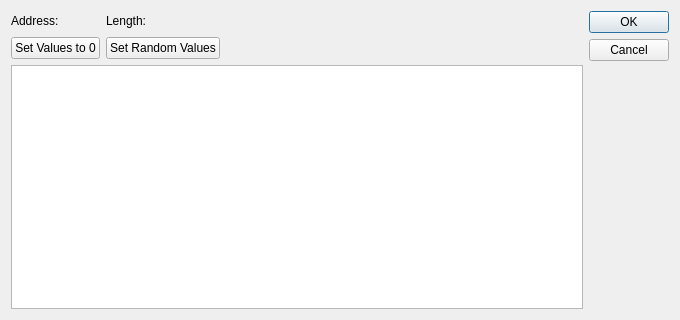
Qt form modscan64/dialogforcemultipleregisters.ui (sanny32/OpenModScan) before a commit.
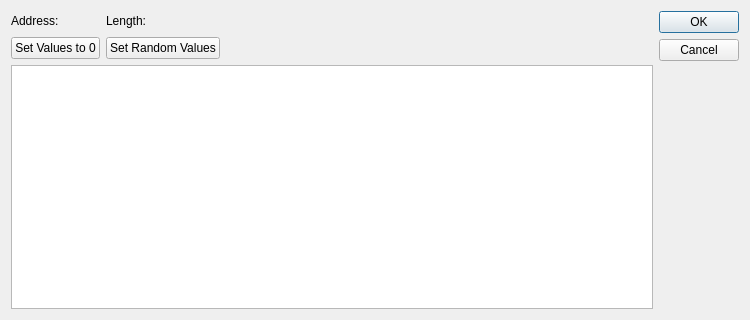
The same form after that commit.

Diff of the .ui file:
```diff
--- a/modscan64/dialogforcemultipleregisters.ui
+++ b/modscan64/dialogforcemultipleregisters.ui
@@ -6,13 +6,13 @@
    <rect>
     <x>0</x>
     <y>0</y>
-    <width>680</width>
+    <width>750</width>
     <height>320</height>
    </rect>
   </property>
   <property name="minimumSize">
    <size>
-    <width>680</width>
+    <width>750</width>
     <height>320</height>
    </size>
   </property>
```
Left out of the diff: 3 changed lines with no effect on the pictures.
